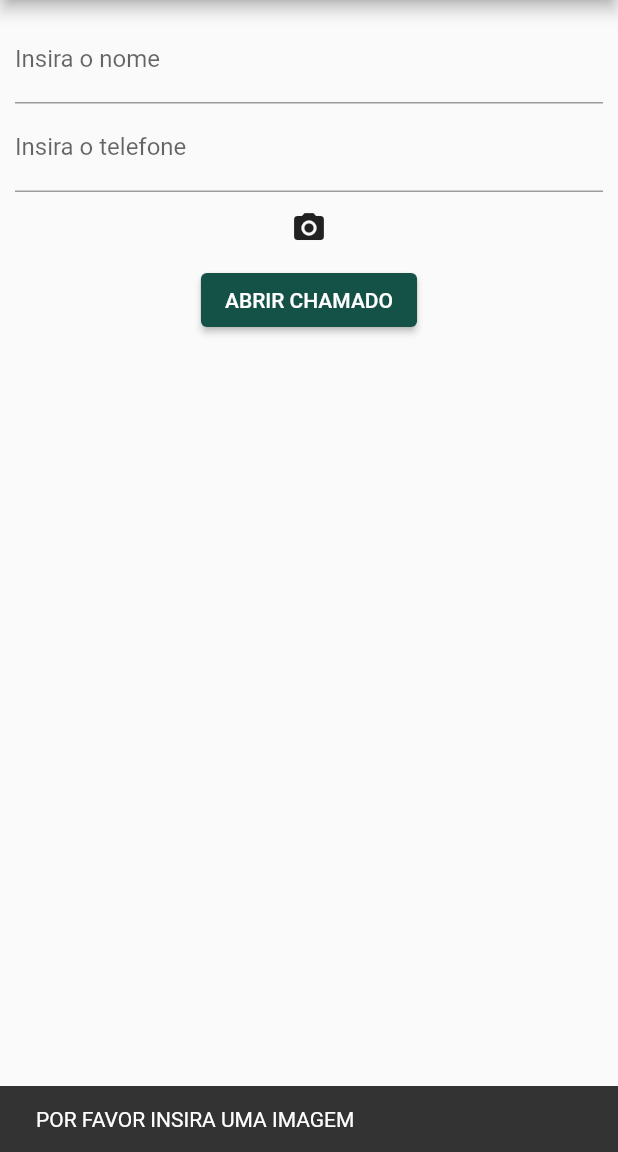
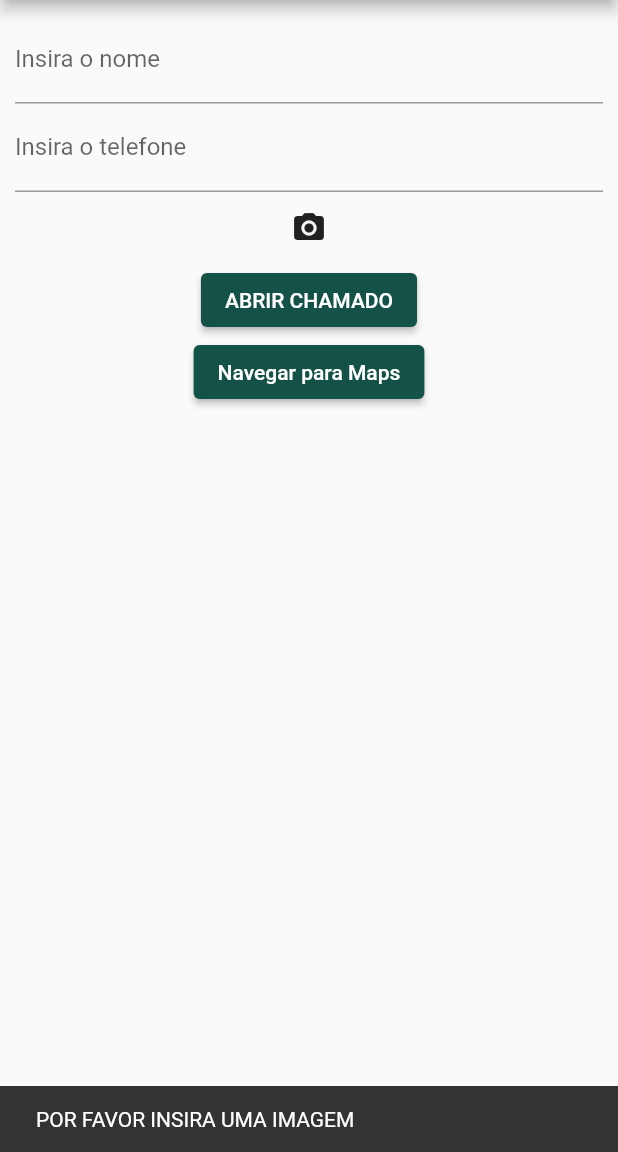
Before and after one commit to JulioLeiteSilva/denter_patient, a Flutter app: the screen it shows after launch, after a tap on "ABRIR CHAMADO", on a phone screen of 412 x 824 dp, the part 84-1236 px from its top. Run offline on Flutter 3.47's test engine with Material 2 defaults, Android fonts, the phone set to English and light mode, and no system bars; our stand-ins replace cloud_firestore, firebase_auth, firebase_core, firebase_messaging, firebase_storage, flutter_easyloading and 2 more; accounts and stored records are empty.

```diff
--- a/code/lib/main.dart
+++ b/code/lib/main.dart
@@ -1,5 +1,4 @@
 import 'dart:async';
-
 import 'package:firebase_messaging/firebase_messaging.dart';
 import 'package:flutter/material.dart';
 import 'package:code/firebase_options.dart';
@@ -11,13 +10,9 @@ import 'package:flutter_easyloading/flutter_easyloading.dart';
 import 'package:image_picker/image_picker.dart';
 import 'dart:io';
 
+import 'maps.dart'; // Importe o arquivo maps.dart aqui
 
 final FirebaseAuth auth = FirebaseAuth.instance;
-
-
-
-
-
 
 void main() async {
   WidgetsFlutterBinding.ensureInitialized();
@@ -27,6 +22,7 @@ void main() async {
   configLoading();
   runApp(const MyApp());
 }
+
 void configLoading() {
   EasyLoading.instance
     ..displayDuration = const Duration(milliseconds: 2000)
@@ -44,6 +40,8 @@ void configLoading() {
 }
 
 class MyApp extends StatelessWidget {
+  const MyApp({Key? key}) : super(key: key);
+
   @override
   Widget build(BuildContext context) {
     return MaterialApp(
@@ -57,11 +55,7 @@ class MyApp extends StatelessWidget {
       builder: EasyLoading.init(),
     );
   }
-
-
-  const MyApp({super.key});
 }
-
 
 class AddItem extends StatefulWidget {
   const AddItem({Key? key}) : super(key: key);
@@ -71,15 +65,12 @@ class AddItem extends StatefulWidget {
 }
 
 class _AddItemState extends State<AddItem> {
-
   final _controllerName = TextEditingController();
   final _controllerTelefone = TextEditingController();
 
   GlobalKey<FormState> key = GlobalKey();
 
-
   final _reference = FirebaseFirestore.instance.collection('emergency');
-
 
   String imageUrl = '';
   String imageName = '';
@@ -96,12 +87,13 @@ class _AddItemState extends State<AddItem> {
         padding: const EdgeInsets.all(10),
         child: Form(
           key: key,
-          child: Column(children: [
+          child: Column(
+            children: [
               TextFormField(
                 controller: _controllerName,
                 decoration: const InputDecoration(
                   border: UnderlineInputBorder(),
-                labelText: 'Insira o nome'
+                  labelText: 'Insira o nome',
                 ),
               ),
               TextFormField(
@@ -131,20 +123,23 @@ class _AddItemState extends State<AddItem> {
                     EasyLoading.show(status: 'loading...');
                     await referenceImagetoUpload.putFile(File(file.path));
 
-                    imageUrl = await referenceImagetoUpload.getDownloadURL();
+                    imageUrl =
+                    await referenceImagetoUpload.getDownloadURL();
                     imageName = uniqueFileName;
                     setState(() {
                       selectedImage = File(file.path);
                     });
-                  } catch (error) {}
-                  finally{
+                  } catch (error) {} finally {
                     EasyLoading.dismiss();
                   }
                 },
-                icon: const Icon(Icons.camera_alt)),
+                icon: const Icon(Icons.camera_alt),
+              ),
               if (selectedImage != null)
                 ElevatedButton(
-                style: ElevatedButton.styleFrom(primary: Color(0xFF145248)),
+                  style: ElevatedButton.styleFrom(
+                    primary: Color(0xFF145248),
+                  ),
                   onPressed: () {
                     showDialog(
                       context: context,
@@ -152,19 +147,22 @@ class _AddItemState extends State<AddItem> {
                         return AlertDialog(
                           content: Image.file(selectedImage!),
                         );
-
                       },
                     );
                   },
                   child: const Text('Ver Imagem'),
                 ),
               ElevatedButton(
-                style: ElevatedButton.styleFrom(primary: Color(0xFF145248)),
+                style: ElevatedButton.styleFrom(
+                  primary: Color(0xFF145248),
+                ),
                 onPressed: () async {
                   if (imageUrl.isEmpty) {
-                    ScaffoldMessenger.of(context).showSnackBar(const SnackBar(
+                    ScaffoldMessenger.of(context).showSnackBar(
+                      const SnackBar(
                         content: Text('POR FAVOR INSIRA UMA IMAGEM'),
-                    ));
+                      ),
+                    );
                     EasyLoading.dismiss();
                     return;
                   }
@@ -174,7 +172,8 @@ class _AddItemState extends State<AddItem> {
                     String nameClient = _controllerName.text;
                     String celClient = _controllerTelefone.text;
                     EasyLoading.show(status: 'loading...');
-                    final fcmToken =  await FirebaseMessaging.instance.getToken();
+                    final fcmToken =
+                    await FirebaseMessaging.instance.getToken();
                     Map<String, String?> dataToSend = {
                       'uid': uid,
                       'nome': nameClient,
@@ -191,13 +190,29 @@ class _AddItemState extends State<AddItem> {
                     Navigator.push(
                       context,
                       MaterialPageRoute(
-                        builder: (context) => EmergencyListScreen(), // Substitua YourNewScreen pela nova tela que você deseja exibir
+                        builder: (context) => SecondScreen(), // Substitua MapsScreen pela nova tela que você deseja exibir
                       ),
                     );
                   }
                 },
-                child: const Text('ABRIR CHAMADO'))
-          ]),
+                child: const Text('ABRIR CHAMADO'),
+              ),
+              ElevatedButton(
+                style: ElevatedButton.styleFrom(
+                  primary: Color(0xFF145248),
+                ),
+                onPressed: () {
+                  Navigator.push(
+                    context,
+                    MaterialPageRoute(
+                      builder: (context) => SecondScreen(), // Substitua MapsScreen pela nova tela que você deseja exibir
+                    ),
+                  );
+                },
+                child: const Text('Navegar para Maps'),
+              ),
+            ],
+          ),
         ),
       ),
     );
@@ -215,7 +230,6 @@ void signInAnon() async {
     }
   }
   FirebaseAuth.instance.idTokenChanges().listen((User? user) {});
-
 }
 
 class EmergencyListScreen extends StatelessWidget {
@@ -238,7 +252,8 @@ class EmergencyListScreen extends StatelessWidget {
           return ListView.builder(
             itemCount: snapshot.data!.docs.length,
             itemBuilder: (context, index) {
-              var emergencyData = snapshot.data!.docs[index].data() as Map<String, dynamic>;
+              var emergencyData =
+              snapshot.data!.docs[index].data() as Map<String, dynamic>;
               return ListTile(
                 title: Text(emergencyData['dentist']),
                 trailing: Row(
--- a/code/pubspec.yaml
+++ b/code/pubspec.yaml
@@ -31,7 +31,6 @@ dependencies:
   flutter:
     sdk: flutter
 
-
   # The following adds the Cupertino Icons font to your application.
   # Use with the CupertinoIcons class for iOS style icons.
   cupertino_icons: ^1.0.2
@@ -44,6 +43,7 @@ dependencies:
   firebase_messaging: ^14.6.1
   firebase_in_app_messaging: ^0.7.3+1
   flutter_easyloading: ^3.0.5
+  google_maps_flutter: ^2.1.1
 
 dev_dependencies:
   flutter_test:
```
Also changed, not shown: code/lib/maps.dart (added, +32 -0 lines), code/pubspec.lock, 2 other files. Lines whose indentation alone changed are shown as unchanged.
